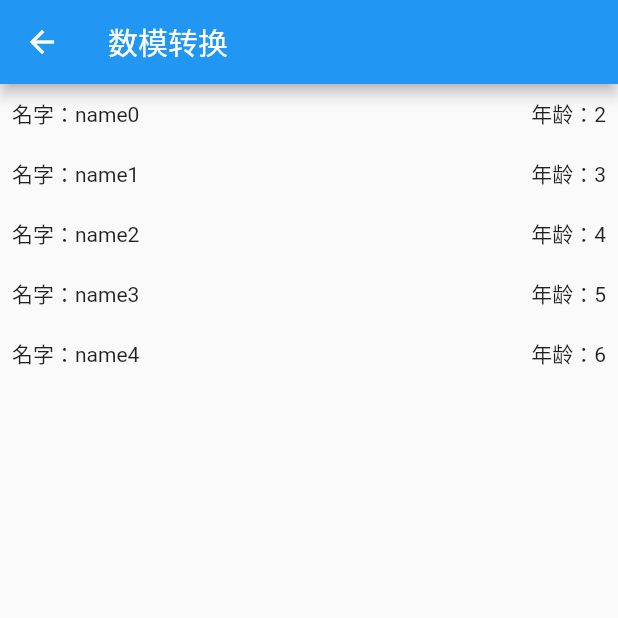
After one commit to MQTwist/FlutterLearn, a Flutter app: the DataAndModelPage screen opened by its route, on a phone screen of 412 x 824 dp, the top half of it. The commit adds this screen. Run offline on Flutter 3.47's test engine with Material 2 defaults, Android fonts, the phone set to English and light mode, and no system bars; our stand-ins replace cached_network_image, flutter_slidable, flutter_swiper_null_safety, fluttertoast.

Commit message:
1、新增数模转换

```diff
--- /dev/null
+++ b/lib/Page/widgets/UI/data_and_model_page.dart
@@ -0,0 +1,82 @@
+import 'package:flutter/material.dart';
+
+/// ---
+/// Description: 数据模型
+/// Author: MQTwist
+/// Github: https://github.com/MQTwist
+/// Blog: https://www.jianshu.com/u/47a35e62c1bf
+/// Date: 2023-06-30 11:00:21
+/// LastEditors: MQTwist
+/// LastEditTime: 2023-06-30 11:52:04
+/// FilePath: /flutter/lib/Page/widgets/UI/data_and_model_page.dart
+/// Copyright © 2023 by MQTwist, All Rights Reserved.
+/// ---
+
+class DataAndModelPage extends StatefulWidget {
+  const DataAndModelPage({Key? key}) : super(key: key);
+
+  @override
+  State<DataAndModelPage> createState() => _DataAndModelPageState();
+}
+
+class _DataAndModelPageState extends State<DataAndModelPage> {
+  List<UserModel> data = [];
+  @override
+  void initState() {
+    super.initState();
+    for (var i = 0; i < 5; i++) {
+      Map map = {'name': "name$i", "age": i + 2};
+      UserModel userModel = UserModel.fromJson(map);
+      data.add(userModel);
+    }
+  }
+
+  @override
+  Widget build(BuildContext context) {
+    return Scaffold(
+      appBar: AppBar(
+        title: const Text("数模转换"),
+      ),
+      body: _listView(),
+    );
+  }
+
+  Widget _listView() {
+    return ListView.builder(
+      itemBuilder: (context, index) {
+        UserModel model = data[index];
+        return _listItem(model.name, model.age);
+      },
+      itemCount: data.length,
+      itemExtent: 40,
+    );
+  }
+
+  Widget _listItem(String name, int age) {
+    return Container(
+      width: double.infinity,
+      padding: const EdgeInsets.all(8),
+      child: Row(
+        children: [
+          Text("名字：$name"),
+          const Expanded(child: SizedBox()),
+          Text("年龄：$age"),
+        ],
+      ),
+    );
+  }
+}
+
+class UserModel {
+  final String name;
+  final int age;
+
+  UserModel(
+    this.name,
+    this.age,
+  );
+
+  factory UserModel.fromJson(Map map) {
+    return UserModel(map['name'] ?? '', map['age'] ?? 0);
+  }
+}
--- a/lib/Page/widgets/UI/ui_page.dart
+++ b/lib/Page/widgets/UI/ui_page.dart
@@ -16,6 +16,7 @@ class _UIPageState extends State<UIPage> {
     'StatelessPage',
     'Swiper',
     'TextIconButton',
+    'DataAndModelPage',
   ];
 
   @override
@@ -73,6 +74,9 @@ class _UIPageState extends State<UIPage> {
       case 5:
         Navigator.of(context).pushNamed('TextIconButton');
         break;
+      case 6:
+        Navigator.of(context).pushNamed('DataAndModelPage');
+        break;
       default:
     }
   }
--- a/lib/main.dart
+++ b/lib/main.dart
@@ -1,8 +1,20 @@
+/// ---
+/// Description:
+/// Author: MQTwist
+/// Github: https://github.com/MQTwist
+/// Blog: https://www.jianshu.com/u/47a35e62c1bf
+/// Date: 2023-06-30 10:40:01
+/// LastEditors: MQTwist
+/// LastEditTime: 2023-06-30 11:02:14
+/// FilePath: /flutter/lib/main.dart
+/// Copyright © 2023 by MQTwist, All Rights Reserved.
+/// ---
 import 'package:flutter/material.dart';
 import 'package:flutter/rendering.dart';
 import 'package:flutter_application_1/Page/tabbar_controller.dart';
 import 'package:flutter_application_1/Page/widgets/UI/Cake.dart';
 import 'package:flutter_application_1/Page/widgets/UI/RandomNums.dart';
+import 'package:flutter_application_1/Page/widgets/UI/data_and_model_page.dart';
 import 'package:flutter_application_1/Page/widgets/UI/swiper_page.dart';
 import 'package:flutter_application_1/Page/widgets/UI/text_icon_button_page.dart';
 import 'package:flutter_application_1/Page/widgets/UI/ui_layout/RowAndColumn.dart';
@@ -64,6 +76,7 @@ class MyApp extends StatelessWidget {
         'swiper': (context) => const SwiperPage(),
         'TextIconButton': (context) => const TextIconButtonPage(),
         'ListView': (context) => const ListViewPage(),
+        'DataAndModelPage': (context) => const DataAndModelPage(),
       },
     );
   }
--- a/pubspec.yaml
+++ b/pubspec.yaml
@@ -33,8 +33,7 @@ dependencies:
   # The following adds the Cupertino Icons font to your application.
   # Use with the CupertinoIcons class for iOS style icons.
   cupertino_icons: ^1.0.2
-  json_serializable: ^6.1.5
-  build_runner: ^2.1.8
+
   json_annotation: ^4.4.0
   cached_network_image: ^3.2.0
   flutter_slidable: ^1.2.0
@@ -47,6 +46,9 @@ dependencies:
 dev_dependencies:
   flutter_test:
     sdk: flutter
+
+  json_serializable: ^6.1.5
+  build_runner: ^2.1.8
 
   # The "flutter_lints" package below contains a set of recommended lints to
   # encourage good coding practices. The lint set provided by the package is
```
Also changed, not shown: pubspec.lock, 217 other files.
